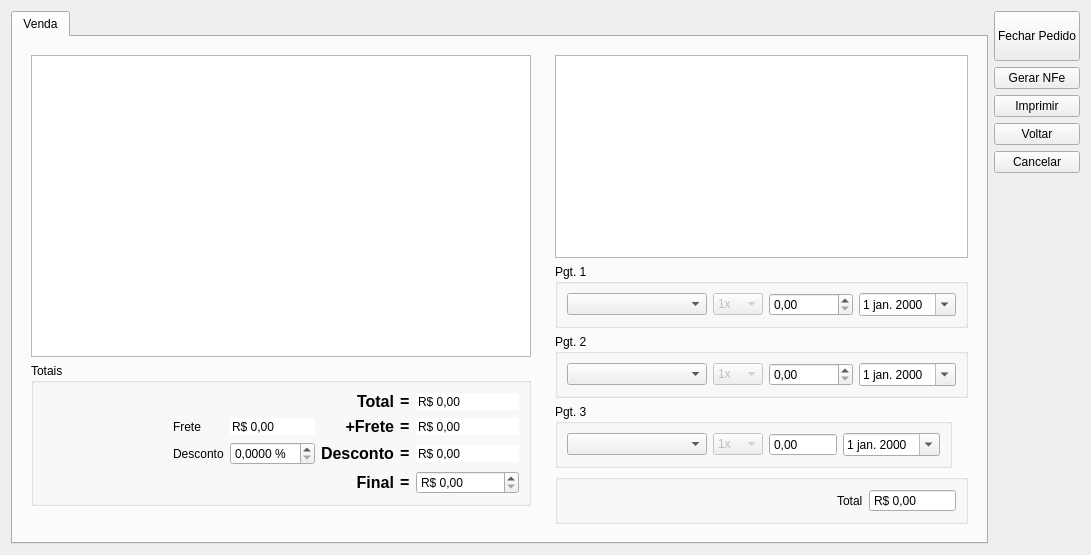
Old version of the form venda.ui in the repository lellisls/ERP-STACCATO.
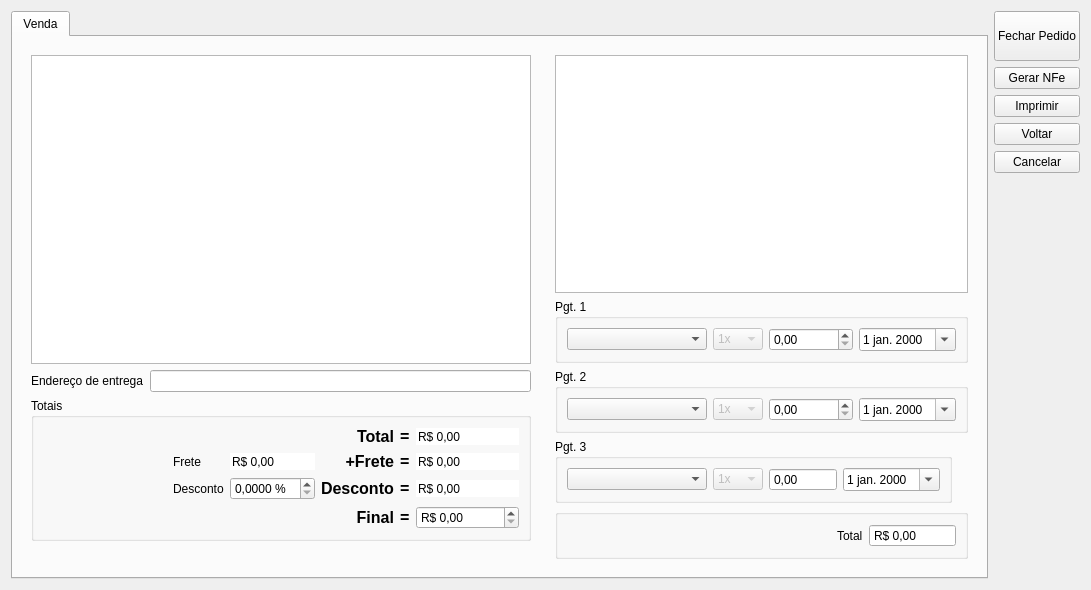
New version of the form. Custom widgets are drawn as their Qt base class.

Commit message: Alterações em Venda

What changed in the file:
```diff
--- a/venda.ui
+++ b/venda.ui
@@ -6,8 +6,8 @@
    <rect>
     <x>0</x>
     <y>0</y>
-    <width>1052</width>
-    <height>538</height>
+    <width>1066</width>
+    <height>590</height>
    </rect>
   </property>
   <property name="windowTitle">
@@ -61,7 +61,7 @@
             </attribute>
            </widget>
           </item>
-          <item row="1" column="0">
+          <item row="2" column="0">
            <widget class="QGroupBox" name="groupBox_3">
             <property name="sizePolicy">
              <sizepolicy hsizetype="Preferred" vsizetype="Fixed">
@@ -73,23 +73,10 @@
              <string>Totais</string>
             </property>
             <layout class="QGridLayout" name="gridLayout_6">
-             <item row="1" column="0">
-              <spacer name="horizontalSpacer">
-               <property name="orientation">
-                <enum>Qt::Horizontal</enum>
-               </property>
-               <property name="sizeHint" stdset="0">
-                <size>
-                 <width>40</width>
-                 <height>20</height>
-                </size>
-               </property>
-              </spacer>
-             </item>
-             <item row="1" column="1">
+             <item row="0" column="1">
               <layout class="QGridLayout" name="gridLayout_2">
-               <item row="4" column="7">
-                <widget class="QLabel" name="label_4">
+               <item row="1" column="7">
+                <widget class="QLabel" name="label_5">
                  <property name="font">
                   <font>
                    <pointsize>12</pointsize>
@@ -102,42 +89,20 @@
                  </property>
                 </widget>
                </item>
-               <item row="3" column="8">
-                <widget class="QDoubleSpinBox" name="doubleSpinBoxDescontoRS">
-                 <property name="toolTip">
-                  <string>&lt;html&gt;&lt;head/&gt;&lt;body&gt;&lt;p&gt;Sub-total do orçamento é o total sem o frete&lt;/p&gt;&lt;/body&gt;&lt;/html&gt;</string>
-                 </property>
-                 <property name="frame">
-                  <bool>false</bool>
-                 </property>
-                 <property name="readOnly">
-                  <bool>true</bool>
-                 </property>
-                 <property name="buttonSymbols">
-                  <enum>QAbstractSpinBox::NoButtons</enum>
-                 </property>
-                 <property name="correctionMode">
-                  <enum>QAbstractSpinBox::CorrectToNearestValue</enum>
-                 </property>
-                 <property name="keyboardTracking">
-                  <bool>false</bool>
-                 </property>
-                 <property name="prefix">
-                  <string>R$ </string>
-                 </property>
-                 <property name="maximum">
-                  <double>9999999.000000000000000</double>
-                 </property>
-                </widget>
-               </item>
                <item row="4" column="8">
-                <widget class="QDoubleSpinBox" name="doubleSpinBoxFinal">
+                <widget class="QDoubleSpinBox" name="doubleSpinBoxDescontoRS">
                  <property name="toolTip">
                   <string>&lt;html&gt;&lt;head/&gt;&lt;body&gt;&lt;p&gt;Valor total do orçamento&lt;/p&gt;&lt;/body&gt;&lt;/html&gt;</string>
                  </property>
-                 <property name="wrapping">
+                 <property name="frame">
                   <bool>false</bool>
                  </property>
+                 <property name="readOnly">
+                  <bool>true</bool>
+                 </property>
+                 <property name="buttonSymbols">
+                  <enum>QAbstractSpinBox::NoButtons</enum>
+                 </property>
                  <property name="correctionMode">
                   <enum>QAbstractSpinBox::CorrectToPreviousValue</enum>
                  </property>
@@ -149,28 +114,59 @@
                  </property>
                 </widget>
                </item>
-               <item row="3" column="7">
-                <widget class="QLabel" name="label_11">
-                 <property name="font">
-                  <font>
-                   <pointsize>12</pointsize>
-                   <weight>75</weight>
-                   <bold>true</bold>
-                  </font>
-                 </property>
-                 <property name="text">
-                  <string>=</string>
-                 </property>
-                </widget>
-               </item>
-               <item row="3" column="0">
+               <item row="4" column="0">
                 <widget class="QLabel" name="label_26">
                  <property name="text">
                   <string>Desconto</string>
                  </property>
                 </widget>
                </item>
-               <item row="2" column="2">
+               <item row="1" column="8">
+                <widget class="QDoubleSpinBox" name="doubleSpinBoxTotal_2">
+                 <property name="toolTip">
+                  <string>&lt;html&gt;&lt;head/&gt;&lt;body&gt;&lt;p&gt;Sub-total do orçamento é o total sem o frete&lt;/p&gt;&lt;/body&gt;&lt;/html&gt;</string>
+                 </property>
+                 <property name="frame">
+                  <bool>false</bool>
+                 </property>
+                 <property name="readOnly">
+                  <bool>true</bool>
+                 </property>
+                 <property name="buttonSymbols">
+                  <enum>QAbstractSpinBox::NoButtons</enum>
+                 </property>
+                 <property name="correctionMode">
+                  <enum>QAbstractSpinBox::CorrectToNearestValue</enum>
+                 </property>
+                 <property name="keyboardTracking">
+                  <bool>false</bool>
+                 </property>
+                 <property name="showGroupSeparator" stdset="0">
+                  <bool>false</bool>
+                 </property>
+                 <property name="prefix">
+                  <string>R$ </string>
+                 </property>
+                 <property name="maximum">
+                  <double>9999999.000000000000000</double>
+                 </property>
+                </widget>
+               </item>
+               <item row="4" column="7">
+                <widget class="QLabel" name="label_11">
+                 <property name="font">
+                  <font>
+                   <pointsize>12</pointsize>
+                   <weight>75</weight>
+                   <bold>true</bold>
+                  </font>
+                 </property>
+                 <property name="text">
+                  <string>=</string>
+                 </property>
+                </widget>
+               </item>
+               <item row="3" column="2">
                 <widget class="QDoubleSpinBox" name="doubleSpinBoxFrete">
                  <property name="toolTip">
                   <string>&lt;html&gt;&lt;head/&gt;&lt;body&gt;&lt;p&gt;Valor do frete&lt;/p&gt;&lt;/body&gt;&lt;/html&gt;</string>
@@ -201,7 +197,24 @@
                  </property>
                 </widget>
                </item>
-               <item row="3" column="2">
+               <item row="5" column="5">
+                <widget class="QLabel" name="label_15">
+                 <property name="font">
+                  <font>
+                   <pointsize>12</pointsize>
+                   <weight>75</weight>
+                   <bold>true</bold>
+                  </font>
+                 </property>
+                 <property name="text">
+                  <string>Final</string>
+                 </property>
+                 <property name="alignment">
+                  <set>Qt::AlignRight|Qt::AlignTrailing|Qt::AlignVCenter</set>
+                 </property>
+                </widget>
+               </item>
+               <item row="4" column="2">
                 <widget class="QDoubleSpinBox" name="doubleSpinBoxDescontoGlobal">
                  <property name="toolTip">
                   <string>&lt;html&gt;&lt;head/&gt;&lt;body&gt;&lt;p&gt;Desconto global sobree a venda&lt;/p&gt;&lt;/body&gt;&lt;/html&gt;</string>
@@ -217,7 +230,54 @@
                  </property>
                 </widget>
                </item>
-               <item row="0" column="5">
+               <item row="3" column="7">
+                <widget class="QLabel" name="label_3">
+                 <property name="font">
+                  <font>
+                   <pointsize>12</pointsize>
+                   <weight>75</weight>
+                   <bold>true</bold>
+                  </font>
+                 </property>
+                 <property name="text">
+                  <string>=</string>
+                 </property>
+                </widget>
+               </item>
+               <item row="5" column="8">
+                <widget class="QDoubleSpinBox" name="doubleSpinBoxFinal">
+                 <property name="toolTip">
+                  <string>&lt;html&gt;&lt;head/&gt;&lt;body&gt;&lt;p&gt;Valor total do orçamento&lt;/p&gt;&lt;/body&gt;&lt;/html&gt;</string>
+                 </property>
+                 <property name="wrapping">
+                  <bool>false</bool>
+                 </property>
+                 <property name="correctionMode">
+                  <enum>QAbstractSpinBox::CorrectToPreviousValue</enum>
+                 </property>
+                 <property name="prefix">
+                  <string>R$ </string>
+                 </property>
+                 <property name="maximum">
+                  <double>9999999.000000000000000</double>
+                 </property>
+                </widget>
+               </item>
+               <item row="4" column="5">
+                <widget class="QLabel" name="labelDescontoRS">
+                 <property name="font">
+                  <font>
+                   <pointsize>12</pointsize>
+                   <weight>75</weight>
+                   <bold>true</bold>
+                  </font>
+                 </property>
+                 <property name="text">
+                  <string>Desconto</string>
+                 </property>
+                </widget>
+               </item>
+               <item row="1" column="5">
                 <widget class="QLabel" name="labelDescontoRS_2">
                  <property name="font">
                   <font>
@@ -234,8 +294,22 @@
                  </property>
                 </widget>
                </item>
-               <item row="0" column="8">
-                <widget class="QDoubleSpinBox" name="doubleSpinBoxTotal_2">
+               <item row="5" column="7">
+                <widget class="QLabel" name="label_4">
+                 <property name="font">
+                  <font>
+                   <pointsize>12</pointsize>
+                   <weight>75</weight>
+                   <bold>true</bold>
+                  </font>
+                 </property>
+                 <property name="text">
+                  <string>=</string>
+                 </property>
+                </widget>
+               </item>
+               <item row="3" column="8">
+                <widget class="QDoubleSpinBox" name="doubleSpinBoxTotalFrete">
                  <property name="toolTip">
                   <string>&lt;html&gt;&lt;head/&gt;&lt;body&gt;&lt;p&gt;Sub-total do orçamento é o total sem o frete&lt;/p&gt;&lt;/body&gt;&lt;/html&gt;</string>
                  </property>
@@ -254,9 +328,6 @@
                  <property name="keyboardTracking">
                   <bool>false</bool>
                  </property>
-                 <property name="showGroupSeparator" stdset="0">
-                  <bool>false</bool>
-                 </property>
                  <property name="prefix">
                   <string>R$ </string>
                  </property>
@@ -265,52 +336,7 @@
                  </property>
                 </widget>
                </item>
-               <item row="4" column="5">
-                <widget class="QLabel" name="label_15">
-                 <property name="font">
-                  <font>
-                   <pointsize>12</pointsize>
-                   <weight>75</weight>
-                   <bold>true</bold>
-                  </font>
-                 </property>
-                 <property name="text">
-                  <string>Final</string>
-                 </property>
-                 <property name="alignment">
-                  <set>Qt::AlignRight|Qt::AlignTrailing|Qt::AlignVCenter</set>
-                 </property>
-                </widget>
-               </item>
-               <item row="0" column="7">
-                <widget class="QLabel" name="label_5">
-                 <property name="font">
-                  <font>
-                   <pointsize>12</pointsize>
-                   <weight>75</weight>
-                   <bold>true</bold>
-                  </font>
-                 </property>
-                 <property name="text">
-                  <string>=</string>
-                 </property>
-                </widget>
-               </item>
                <item row="3" column="5">
-                <widget class="QLabel" name="labelDescontoRS">
-                 <property name="font">
-                  <font>
-                   <pointsize>12</pointsize>
-                   <weight>75</weight>
-                   <bold>true</bold>
-                  </font>
-                 </property>
-                 <property name="text">
-                  <string>Desconto</string>
-                 </property>
-                </widget>
-               </item>
-               <item row="2" column="5">
                 <widget class="QLabel" name="label_16">
                  <property name="font">
                   <font>
@@ -327,49 +353,7 @@
                  </property>
                 </widget>
                </item>
-               <item row="2" column="7">
-                <widget class="QLabel" name="label_3">
-                 <property name="font">
-                  <font>
-                   <pointsize>12</pointsize>
-                   <weight>75</weight>
-                   <bold>true</bold>
-                  </font>
-                 </property>
-                 <property name="text">
-                  <string>=</string>
-                 </property>
-                </widget>
-               </item>
-               <item row="2" column="8">
-                <widget class="QDoubleSpinBox" name="doubleSpinBoxTotalFrete">
-                 <property name="toolTip">
-                  <string>&lt;html&gt;&lt;head/&gt;&lt;body&gt;&lt;p&gt;Sub-total do orçamento é o total sem o frete&lt;/p&gt;&lt;/body&gt;&lt;/html&gt;</string>
-                 </property>
-                 <property name="frame">
-                  <bool>false</bool>
-                 </property>
-                 <property name="readOnly">
-                  <bool>true</bool>
-                 </property>
-                 <property name="buttonSymbols">
-                  <enum>QAbstractSpinBox::NoButtons</enum>
-                 </property>
-                 <property name="correctionMode">
-                  <enum>QAbstractSpinBox::CorrectToNearestValue</enum>
-                 </property>
-                 <property name="keyboardTracking">
-                  <bool>false</bool>
-                 </property>
-                 <property name="prefix">
-                  <string>R$ </string>
-                 </property>
-                 <property name="maximum">
-                  <double>9999999.000000000000000</double>
-                 </property>
-                </widget>
-               </item>
-               <item row="2" column="0">
+               <item row="3" column="0">
                 <widget class="QLabel" name="label_27">
                  <property name="text">
                   <string>Frete</string>
@@ -378,9 +362,42 @@
                </item>
               </layout>
              </item>
+             <item row="0" column="0">
+              <spacer name="horizontalSpacer">
+               <property name="orientation">
+                <enum>Qt::Horizontal</enum>
+               </property>
+               <property name="sizeHint" stdset="0">
+                <size>
+                 <width>40</width>
+                 <height>20</height>
+                </size>
+               </property>
+              </spacer>
+             </item>
             </layout>
            </widget>
           </item>
+          <item row="1" column="0">
+           <layout class="QHBoxLayout" name="horizontalLayout_4">
+            <item>
+             <widget class="QLabel" name="labelEndereco">
+              <property name="sizePolicy">
+               <sizepolicy hsizetype="Fixed" vsizetype="Preferred">
+                <horstretch>0</horstretch>
+                <verstretch>0</verstretch>
+               </sizepolicy>
+              </property>
+              <property name="text">
+               <string>Endereço de entrega</string>
+              </property>
+             </widget>
+            </item>
+            <item>
+             <widget class="ItemBox" name="itemBoxEndereco"/>
+            </item>
+           </layout>
+          </item>
          </layout>
         </widget>
        </item>
@@ -908,6 +925,13 @@
    </item>
   </layout>
  </widget>
+ <customwidgets>
+  <customwidget>
+   <class>ItemBox</class>
+   <extends>QLineEdit</extends>
+   <header>itembox.h</header>
+  </customwidget>
+ </customwidgets>
  <resources/>
  <connections/>
 </ui>
```
Left out of the diff: 7 changed lines with no effect on the pictures. The commit also changes 2 other files.
